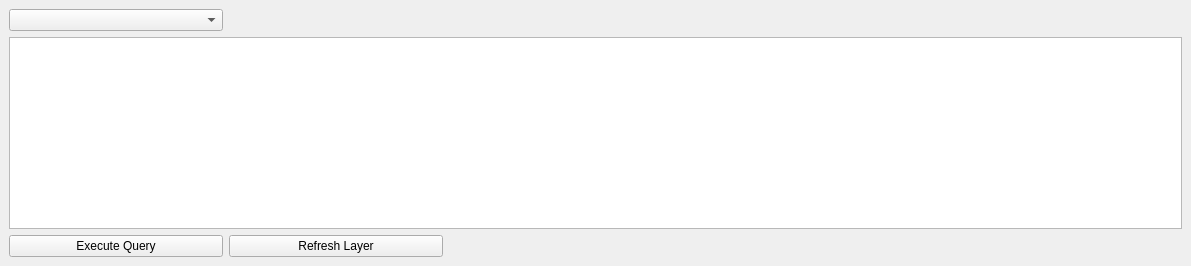
Old version of the form move_layer/move_dockwidget_base.ui in the repository amanzer/move_layer.
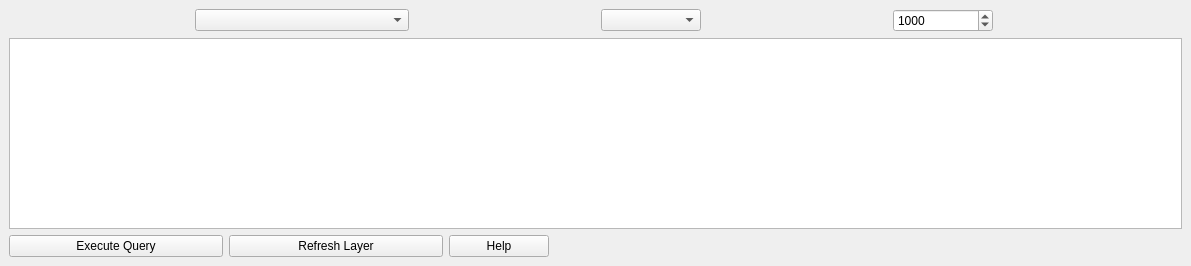
New version of the form.

Commit message: Solution C implemented in Move, with 3 new buttons : -FPS cap selector, since temporal controller fps is used by Move - Nobjects spinbox to limit number of objects after loading -Help button

```diff
--- a/move_layer/move_dockwidget_base.ui
+++ b/move_layer/move_dockwidget_base.ui
@@ -15,6 +15,70 @@
   </property>
   <widget class="QWidget" name="dockWidgetContents">
    <layout class="QGridLayout" name="gridLayout">
+    <item row="0" column="0">
+     <layout class="QHBoxLayout" name="horizontalLayout_1">
+      <item>
+       <widget class="QComboBox" name="combo_database">
+        <property name="sizePolicy">
+         <sizepolicy hsizetype="Fixed" vsizetype="Fixed">
+          <horstretch>0</horstretch>
+          <verstretch>0</verstretch>
+         </sizepolicy>
+        </property>
+        <property name="minimumSize">
+         <size>
+          <width>214</width>
+          <height>0</height>
+         </size>
+        </property>
+       </widget>
+      </item>
+      <item>
+       <widget class="QComboBox" name="combo_fps">
+        <property name="sizePolicy">
+         <sizepolicy hsizetype="Fixed" vsizetype="Fixed">
+          <horstretch>0</horstretch>
+          <verstretch>0</verstretch>
+         </sizepolicy>
+        </property>
+        <property name="minimumSize">
+         <size>
+          <width>100</width>
+          <height>0</height>
+         </size>
+        </property>
+        <property name="currentText">
+         <string>FPS</string>
+        </property>
+       </widget>
+      </item>
+      <item>
+       <widget class="QSpinBox" name="spinbox_integer">
+        <property name="sizePolicy">
+         <sizepolicy hsizetype="Fixed" vsizetype="Fixed">
+          <horstretch>0</horstretch>
+          <verstretch>0</verstretch>
+         </sizepolicy>
+        </property>
+        <property name="minimumSize">
+         <size>
+          <width>100</width>
+          <height>0</height>
+         </size>
+        </property>
+        <property name="minimum">
+         <number>0</number>
+        </property>
+        <property name="maximum">
+         <number>50000</number>
+        </property>
+        <property name="value">
+         <number>1000</number>
+        </property>
+       </widget>
+      </item>
+     </layout>
+    </item>
     <item row="1" column="0">
      <widget class="QPlainTextEdit" name="input_text">
       <property name="enabled">
@@ -80,6 +144,28 @@
         </property>
        </widget>
       </item>
+      <item>
+       <widget class="QPushButton" name="button_help">
+        <property name="sizePolicy">
+         <sizepolicy hsizetype="Fixed" vsizetype="Fixed">
+          <horstretch>0</horstretch>
+          <verstretch>0</verstretch>
+         </sizepolicy>
+        </property>
+        <property name="minimumSize">
+         <size>
+          <width>100</width>
+          <height>0</height>
+         </size>
+        </property>
+        <property name="text">
+         <string>Help</string>
+        </property>
+        <property name="autoDefault">
+         <bool>true</bool>
+        </property>
+       </widget>
+      </item>
       <item>
        <spacer name="horizontalSpacer">
         <property name="orientation">
@@ -95,22 +181,6 @@
       </item>
      </layout>
     </item>
-    <item row="0" column="0">
-     <widget class="QComboBox" name="combo_database">
-      <property name="sizePolicy">
-       <sizepolicy hsizetype="Fixed" vsizetype="Fixed">
-        <horstretch>0</horstretch>
-        <verstretch>0</verstretch>
-       </sizepolicy>
-      </property>
-      <property name="minimumSize">
-       <size>
-        <width>214</width>
-        <height>0</height>
-       </size>
-      </property>
-     </widget>
-    </item>
    </layout>
   </widget>
  </widget>
```
The commit also changes 11 other files.
